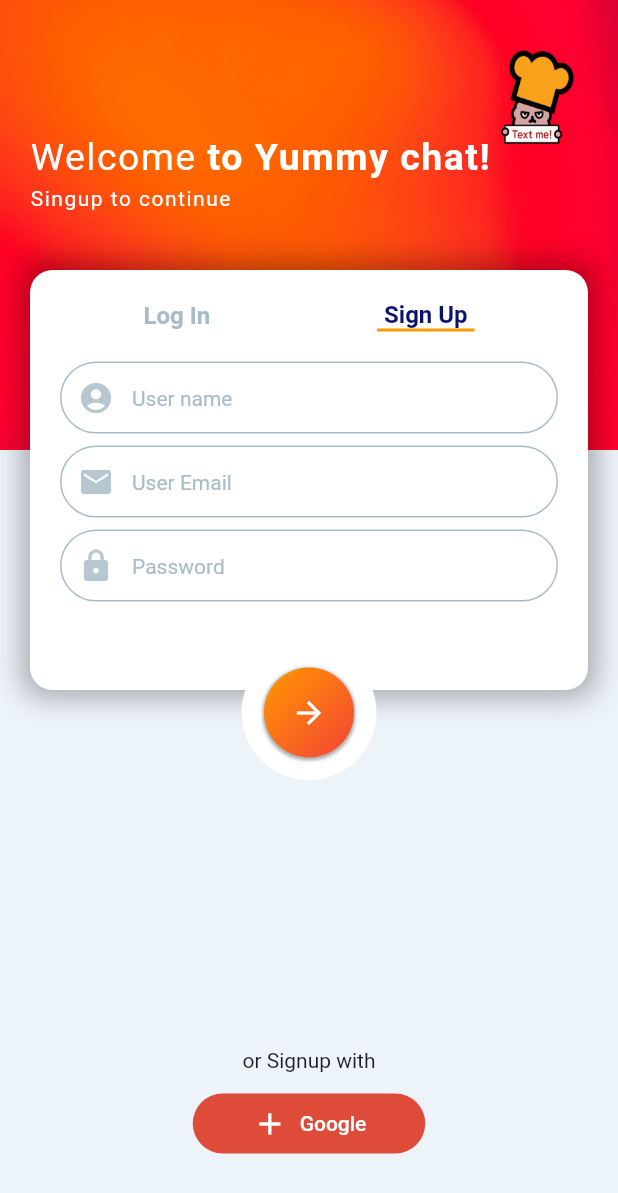
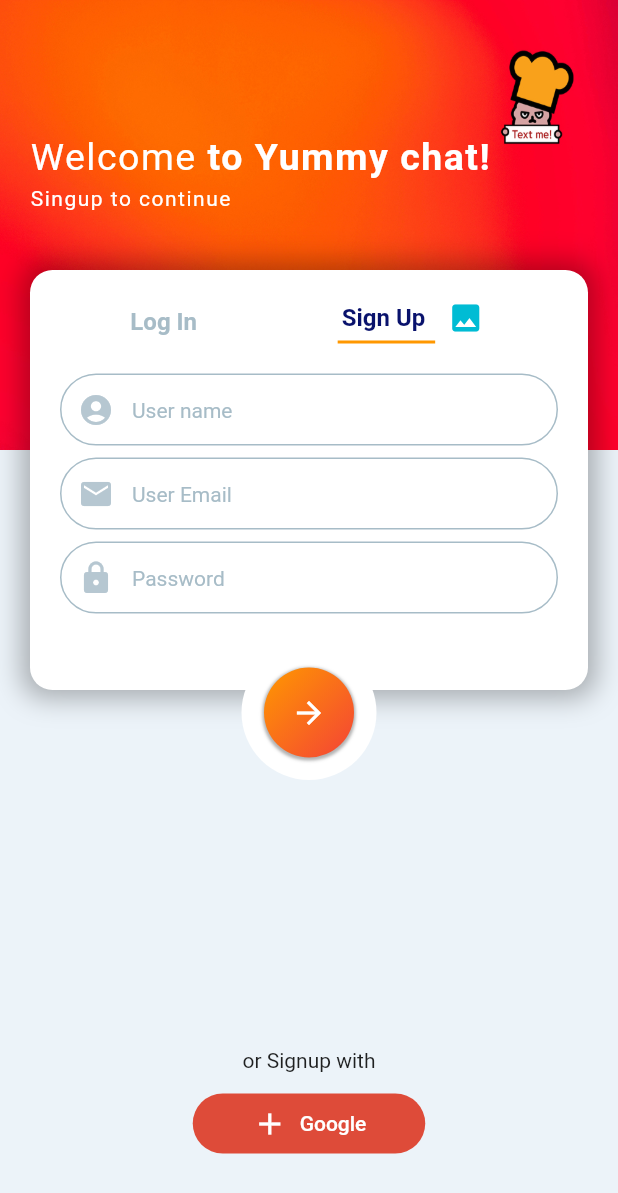
Before and after one commit to HeoEunJae/chatting_app, a Flutter app: the screen it shows after launch, on a phone screen of 412 x 824 dp. Shown: the top 1193 px of the screen. Run offline on Flutter 3.47's test engine with Material 2 defaults, Android fonts, the phone set to English and light mode, and no system bars; drawn by our look-alikes of modal_progress_hud_nsn; our stand-ins replace cloud_firestore, firebase_auth, firebase_core, flutter_chat_bubble; accounts and stored records are empty.

Commit message:
커스텀프로필이미지 제작:

```diff
--- a/lib/screens/main_screen.dart
+++ b/lib/screens/main_screen.dart
@@ -1,3 +1,4 @@
+import 'package:chat_app/add_image/add_image.dart';
 import 'package:chat_app/screens/chat_screen.dart';
 import 'package:flutter/material.dart';
 import 'package:chat_app/config/palette.dart';
@@ -33,6 +34,16 @@ class _LoginSignupScreenState extends State<LoginSignupScreen> {
     if (isValid) {
       _formKey.currentState!.save();
     }
+  }
+
+  void showAlret(BuildContext context) {
+    // 프로필 팝업창 꾸미기
+    showDialog(
+      context: context,
+      builder: (context) {
+        return Dialog(backgroundColor: Colors.white, child: AddImage());
+      },
+    );
   }
 
   @override
@@ -174,6 +185,8 @@ class _LoginSignupScreenState extends State<LoginSignupScreen> {
                               },
                               child: Column(
                                 children: [
+                                  Row(
+                                    children: [
                                       Text(
                                         'Sign Up',
                                         style: TextStyle(
@@ -184,8 +197,25 @@ class _LoginSignupScreenState extends State<LoginSignupScreen> {
                                               : Palette.textColor1,
                                         ),
                                       ),
+                                      SizedBox(
+                                        width: 15,
+                                      ),
+                                      GestureDetector(
+                                        onTap: () {
+                                          showAlret(context);
+                                        },
+                                        child: Icon(
+                                          Icons.image,
+                                          color: isSingupScreen
+                                              ? Colors.cyan
+                                              : Colors.grey[300],
+                                        ),
+                                      ),
+                                    ],
+                                  ),
                                   if (isSingupScreen)
                                     Container(
+                                      margin: EdgeInsets.fromLTRB(0, 3, 35, 0),
                                       height: 2,
                                       width: 65,
                                       color: Colors.orange,
```
Also changed, not shown: lib/add_image/add_image.dart (added, +45 -0 lines). Lines whose indentation alone changed are shown as unchanged.
